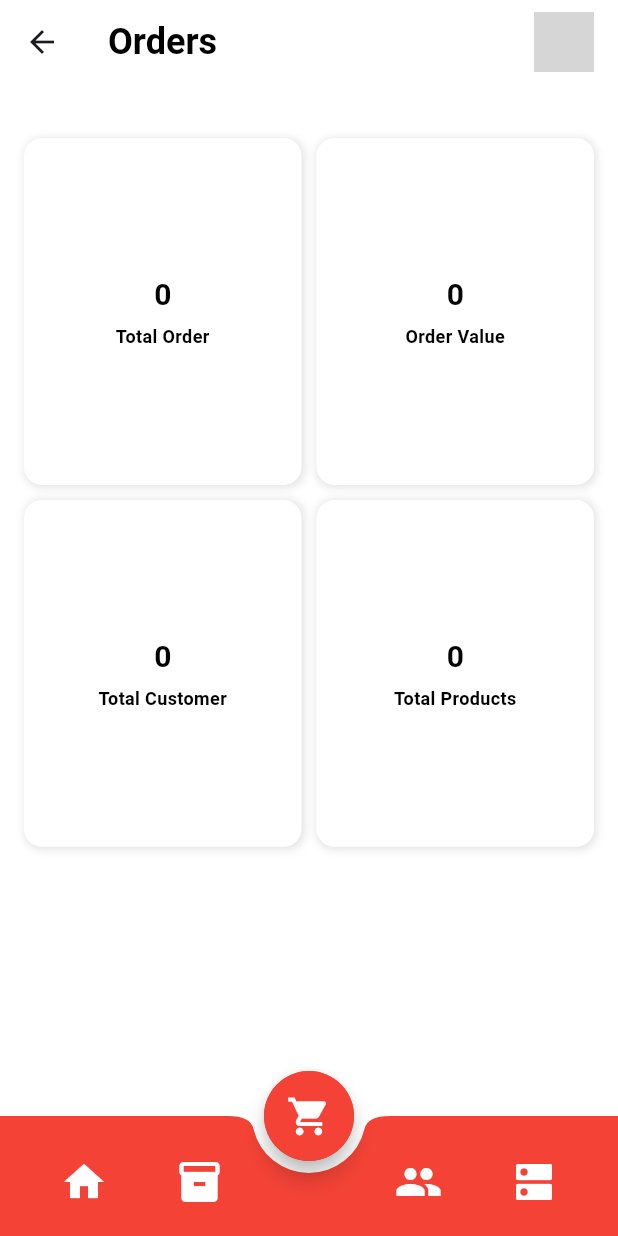
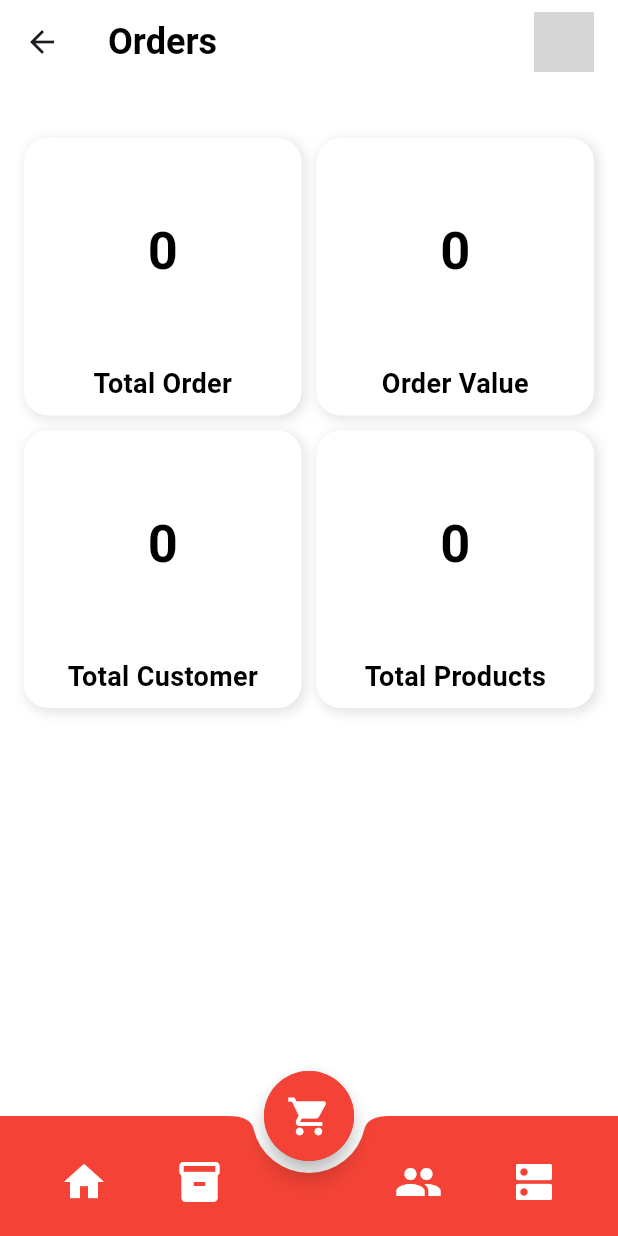
Before and after one commit to tutytech/varavorder, a Flutter app: the FoodGoHome screen opened directly, on a phone screen of 412 x 824 dp. Run offline on Flutter 3.47's test engine with Material 3 defaults, Android fonts, the phone set to English and light mode, and no system bars; our stand-ins replace shared_preferences; accounts and stored records are empty; network calls fail; grey boxes are pictures that could not be loaded.

Commit message:
dashboard container size reduced in homepage

```diff
--- a/lib/homepage.dart
+++ b/lib/homepage.dart
@@ -156,7 +156,7 @@ class _FoodGoHomeState extends State<FoodGoHome> {
                 crossAxisCount: 2,
                 crossAxisSpacing: 10,
                 mainAxisSpacing: 10,
-                childAspectRatio: 0.8,
+                childAspectRatio: 1, // Ensures square shape
                 children: [
                   _buildFoodCard('Total Order', totalOrders.toString()),
                   _buildFoodCard('Order Value', totalBillAmount.toString()),
@@ -198,43 +198,49 @@ class _FoodGoHomeState extends State<FoodGoHome> {
   }
 
   Widget _buildFoodCard(String name, String count) {
-    return Container(
-      width: 80, // Adjust width as needed
-      height: 50, // Adjust height as needed
+    return SizedBox(
+      width: 60, // Reduced width
+      height: 50, // Reduced height
+      child: Container(
         decoration: BoxDecoration(
           color: Colors.white,
-        borderRadius: BorderRadius.circular(12), // Adjusted for a compact look
+          borderRadius: BorderRadius.circular(16),
           boxShadow: [
             BoxShadow(
-            color: Colors.black.withOpacity(0.1),
-            spreadRadius: 1,
-            blurRadius: 4,
-            offset: const Offset(1, 1),
+              color: Colors.black.withOpacity(0.1), // Light shadow
+              spreadRadius: 1, // Minimal spread
+              blurRadius: 6, // Soft blur effect
+              offset: const Offset(2, 2), // Slight bottom-right shadow
             ),
           ],
         ),
         child: Column(
-        mainAxisAlignment: MainAxisAlignment.center, // Center the content
           children: [
-          Text(
+            Expanded(
+              child: Center(
+                child: Text(
                   count,
                   style: const TextStyle(
-              fontSize: 20, // Reduced font size
+                    fontSize: 35, // Kept the same
                     fontWeight: FontWeight.bold,
                     color: Colors.black,
                   ),
                 ),
-          const SizedBox(height: 4), // Reduced spacing
-          Text(
+              ),
+            ),
+            Padding(
+              padding: const EdgeInsets.only(bottom: 8.0),
+              child: Text(
                 name,
                 style: const TextStyle(
-              fontSize: 12, // Adjusted text size
+                  fontSize: 18, // Kept the same
                   fontWeight: FontWeight.bold,
                   color: Colors.black,
                 ),
-            textAlign: TextAlign.center, // Center the text
+              ),
             ),
           ],
+        ),
       ),
     );
   }
```
Lines whose indentation alone changed are shown as unchanged.
